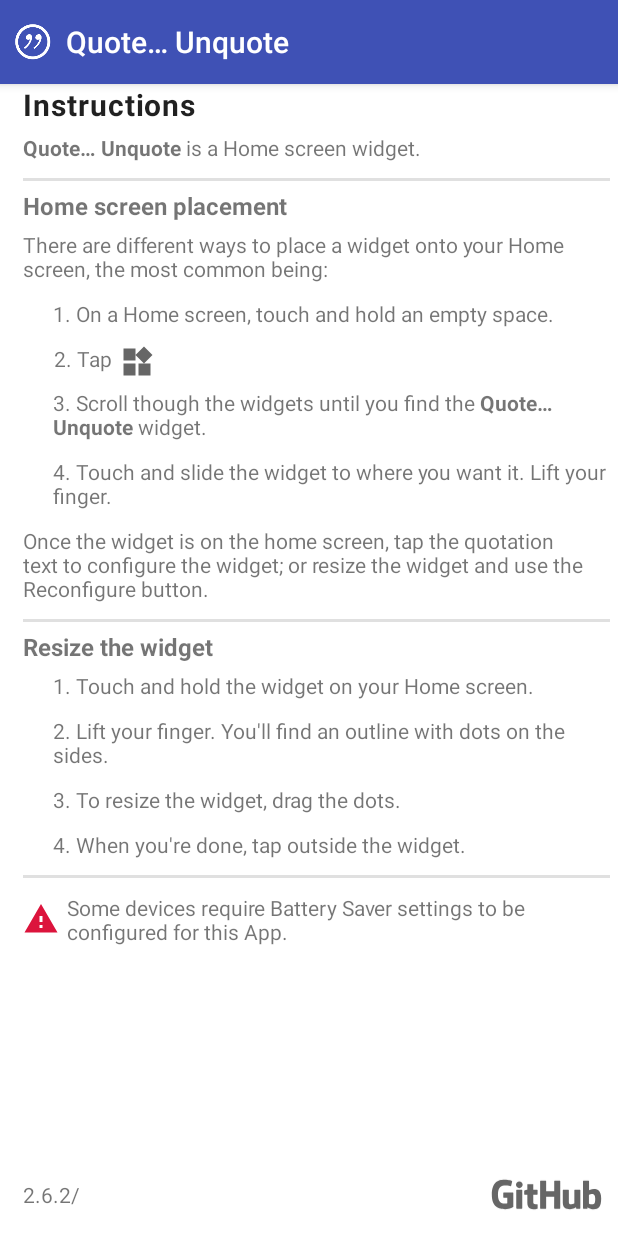
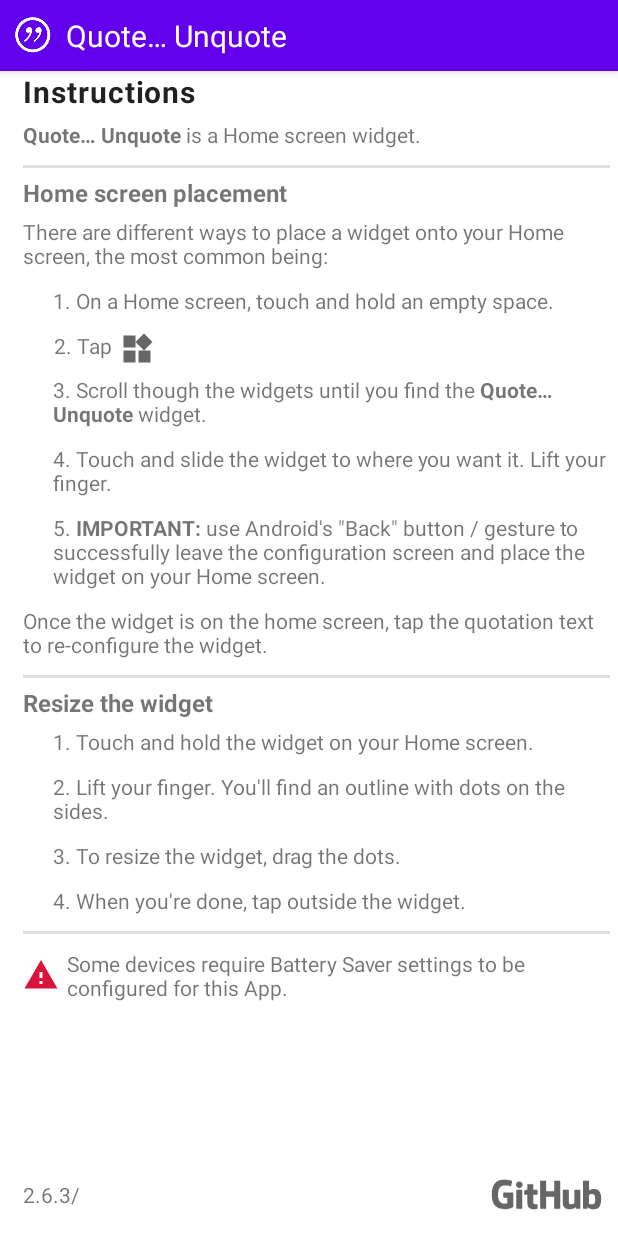
Before and after one commit to jameshnsears/QuoteUnquote, an Android app: the screen it shows after launch (QuoteUnquoteInstructions), on a phone screen of 412 x 824 dp. Run offline under Robolectric (Android 15) with nearby library versions, the phone set to English and light mode, and no system bars.

Commit message:
changelogs/78.txt

```diff
--- a/app/src/main/java/com/github/jameshnsears/quoteunquote/database/quotation/AbstractQuotationDatabase.java
+++ b/app/src/main/java/com/github/jameshnsears/quoteunquote/database/quotation/AbstractQuotationDatabase.java
@@ -10,7 +10,7 @@ import androidx.room.RoomDatabase;
 
 import com.github.jameshnsears.quoteunquote.BuildConfig;
 
-@Database(entities = QuotationEntity.class, version = 15)
+@Database(entities = QuotationEntity.class, version = 16)
 public abstract class AbstractQuotationDatabase extends RoomDatabase {
     @Nullable
     public static AbstractQuotationDatabase quotationDatabase;
--- a/app/src/main/res/layout/activity_configure.xml
+++ b/app/src/main/res/layout/activity_configure.xml
@@ -17,10 +17,8 @@
             android:drawableStart="@drawable/ic_action_bar_icon"
             android:drawablePadding="10dp"
             android:gravity="center"
-            android:minHeight="?actionBarSize"
             android:padding="10dp"
-            android:text="@string/app_name"
-            android:textAppearance="@style/TextAppearance.Widget.AppCompat.Toolbar.Title" />
+            android:text="@string/app_name"/>
 
     </com.google.android.material.appbar.AppBarLayout>
 
--- a/app/src/main/res/layout/activity_instructions.xml
+++ b/app/src/main/res/layout/activity_instructions.xml
@@ -16,10 +16,8 @@
                 android:drawableStart="@drawable/ic_action_bar_icon"
                 android:drawablePadding="10dp"
                 android:gravity="center"
-                android:minHeight="?actionBarSize"
                 android:padding="10dp"
-                android:text="@string/app_name"
-                android:textAppearance="@style/TextAppearance.Widget.AppCompat.Toolbar.Title" />
+                android:text="@string/app_name" />
 
     </com.google.android.material.appbar.AppBarLayout>
 
@@ -126,6 +124,16 @@
                     android:paddingTop="5dp"
                     android:paddingBottom="5dp"
                     android:text="@string/activity_instructions_4"
+                    android:textSize="14sp" />
+
+            <TextView
+                    android:layout_width="match_parent"
+                    android:layout_height="wrap_content"
+                    android:paddingStart="20dp"
+                    android:paddingEnd="0dp"
+                    android:paddingTop="5dp"
+                    android:paddingBottom="5dp"
+                    android:text="@string/activity_instructions_5"
                     android:textSize="14sp" />
 
             <TextView
--- a/app/src/main/res/layout/activity_report.xml
+++ b/app/src/main/res/layout/activity_report.xml
@@ -24,8 +24,7 @@
             android:drawablePadding="5dp"
             android:gravity="center"
             android:padding="10dp"
-            android:text="@string/activity_report_title"
-            android:textAppearance="@style/TextAppearance.Widget.AppCompat.Toolbar.Title" />
+            android:text="@string/activity_report_title"/>
 
     </com.google.android.material.appbar.AppBarLayout>
 
--- a/app/src/main/res/values-night/themes.xml
+++ b/app/src/main/res/values-night/themes.xml
@@ -9,7 +9,10 @@
         <item name="android:statusBarColor" tools:targetApi="l">?attr/colorPrimaryVariant</item>
     </style>
 
-    <style name="Theme.QuoteUnquote.AppBarOverlay" parent="ThemeOverlay.AppCompat.Dark.ActionBar" />
+    <style name="Theme.QuoteUnquote.AppBarOverlay" parent="Theme.MaterialComponents.DayNight.NoActionBar">
+        <item name="android:textColor">@color/white</item>
+        <item name="android:textSize">20sp</item>
+    </style>
 
     <style name="Theme.QuoteUnquote.ActivityReport" parent="Theme.MaterialComponents.DayNight.Dialog">
         <item name="windowActionBar">false</item>
--- a/app/src/main/res/values-v31/strings.xml
+++ b/app/src/main/res/values-v31/strings.xml
@@ -1,4 +1,4 @@
 <?xml version="1.0" encoding="utf-8"?>
 <resources>
-    <string name="activity_instructions_configure">Once the widget is on the home screen, tap the quotation text to configure the widget; or resize the widget and use the Reconfigure button.</string>
+    <string name="activity_instructions_configure">Once the widget is on the home screen, tap the quotation text to re-configure the widget.</string>
 </resources>
--- a/app/src/main/res/values/dimens.xml
+++ /dev/null
@@ -1,5 +0,0 @@
-<?xml version="1.0" encoding="utf-8"?>
-<resources>
-    <dimen name="appbar_padding">10dp</dimen>
-    <dimen name="dialog_padding">10dp</dimen>
-</resources>
--- a/app/src/main/res/values/strings.xml
+++ b/app/src/main/res/values/strings.xml
@@ -9,7 +9,8 @@
     <string name="activity_instructions_2">2. Tap </string>
     <string name="activity_instructions_3">3. Scroll though the widgets until you find the <b>Quote&#8230; Unquote</b> widget.</string>
     <string name="activity_instructions_4">4. Touch and slide the widget to where you want it. Lift your finger.</string>
-    <string name="activity_instructions_configure">Once the widget is on the home screen, tap the quotation text to configure the widget.</string>
+    <string name="activity_instructions_5">5. <b>IMPORTANT:</b> use Android\'s \"Back\" button / gesture to successfully leave the configuration screen and place the widget on your Home screen.</string>
+    <string name="activity_instructions_configure">Once the widget is on the home screen, tap the quotation text to re-configure the widget.</string>
     <string name="activity_instructions_resize">Resize the widget</string>
     <string name="activity_instructions_resize_instruction_1">1. Touch and hold the widget on your Home screen.</string>
     <string name="activity_instructions_resize_instruction_2">2. Lift your finger. You\'ll find an outline with dots on the sides.</string>
@@ -153,6 +154,6 @@
     <string name="preview_description">A simple App Widget featuring quality quotes.</string>
     <string-array name="preview_quotations">
         <item>Nothing matters very much and very few things matter at all.</item>
-        <item>Arthur Balfour @ 1/20867</item>
+        <item>Arthur Balfour @ 1/20861</item>
     </string-array>
 </resources>
--- a/app/src/main/res/values/themes.xml
+++ b/app/src/main/res/values/themes.xml
@@ -9,7 +9,10 @@
         <item name="android:statusBarColor" tools:targetApi="l">?attr/colorPrimaryVariant</item>
     </style>
 
-    <style name="Theme.QuoteUnquote.AppBarOverlay" parent="ThemeOverlay.AppCompat.Dark.ActionBar" />
+    <style name="Theme.QuoteUnquote.AppBarOverlay" parent="Theme.MaterialComponents.DayNight.NoActionBar">
+        <item name="android:textColor">@color/white</item>
+        <item name="android:textSize">20sp</item>
+    </style>
 
     <style name="Theme.QuoteUnquote.ActivityReport" parent="Theme.MaterialComponents.DayNight.Dialog">
         <item name="windowActionBar">false</item>
--- a/build.gradle
+++ b/build.gradle
@@ -1,16 +1,16 @@
 // Top-level build file where you can add configuration options common to all sub-projects/modules.
 buildscript {
-    ext.kotlin_version = '1.5.0'
+    ext.kotlin_version = '1.5.31'
     repositories {
         google()
         mavenCentral()
     }
 
     dependencies {
-        classpath 'com.android.tools.build:gradle:7.0.0'
+        classpath 'com.android.tools.build:gradle:7.0.2'
         classpath 'com.google.gms:google-services:4.3.10'
         classpath 'com.google.firebase:firebase-crashlytics-gradle:2.7.1'
-        classpath "io.gitlab.arturbosch.detekt:detekt-gradle-plugin:1.17.1"
+        classpath "io.gitlab.arturbosch.detekt:detekt-gradle-plugin:1.18.1"
         classpath "org.jacoco:org.jacoco.core:0.8.7"
         classpath "org.jetbrains.kotlin:kotlin-gradle-plugin:$kotlin_version"
         classpath "org.sonarsource.scanner.gradle:sonarqube-gradle-plugin:3.3"
```
Also changed, not shown: app/build.gradle (+7 -7 lines), gradle/wrapper/gradle-wrapper.properties, 9 other files.
